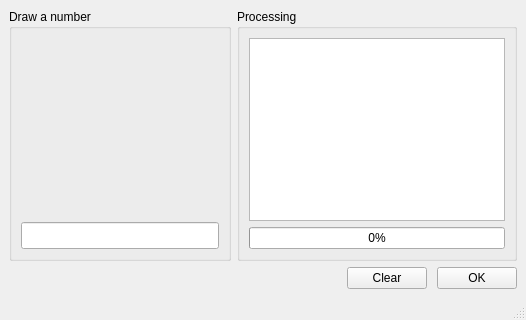
Before: the Qt Designer form src/mainwindow.ui in eduardomartins/number-recognition, drawn with Qt 5.
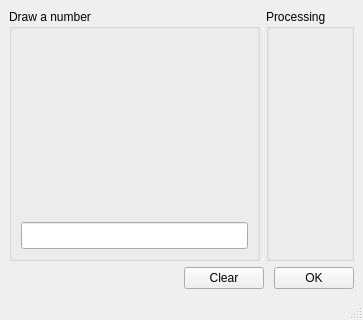
After: the same form once the commit is applied. Custom widgets are drawn as their Qt base class.

Patch:
```diff
--- a/src/mainwindow.ui
+++ b/src/mainwindow.ui
@@ -6,7 +6,7 @@
    <rect>
     <x>0</x>
     <y>0</y>
-    <width>526</width>
+    <width>363</width>
     <height>320</height>
    </rect>
   </property>
@@ -21,16 +21,13 @@
        <string>Processing</string>
       </property>
       <layout class="QGridLayout" name="gridLayout_3">
-       <item row="1" column="0">
-        <widget class="QProgressBar" name="progressBar">
-         <property name="value">
-          <number>0</number>
+       <item row="0" column="0">
+        <widget class="QLabel" name="label">
+         <property name="text">
+          <string/>
          </property>
         </widget>
        </item>
-       <item row="0" column="0">
-        <widget class="QGraphicsView" name="graphicsView"/>
-       </item>
       </layout>
      </widget>
     </item>
```
Left out of the diff: 13 changed lines with no effect on the pictures.
